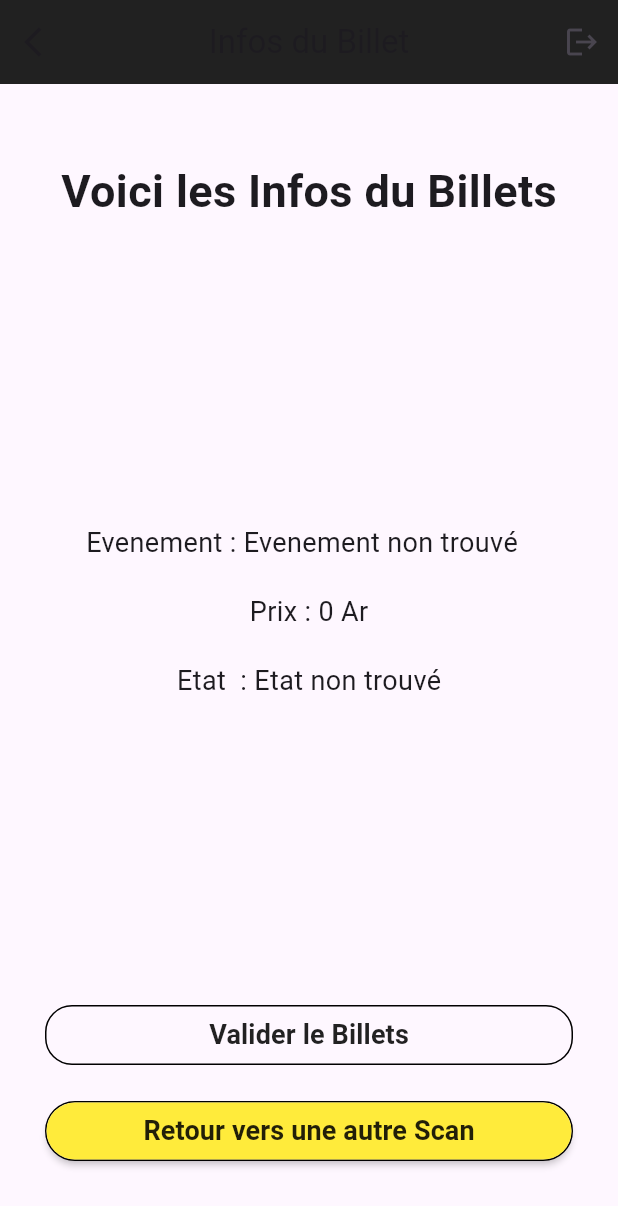
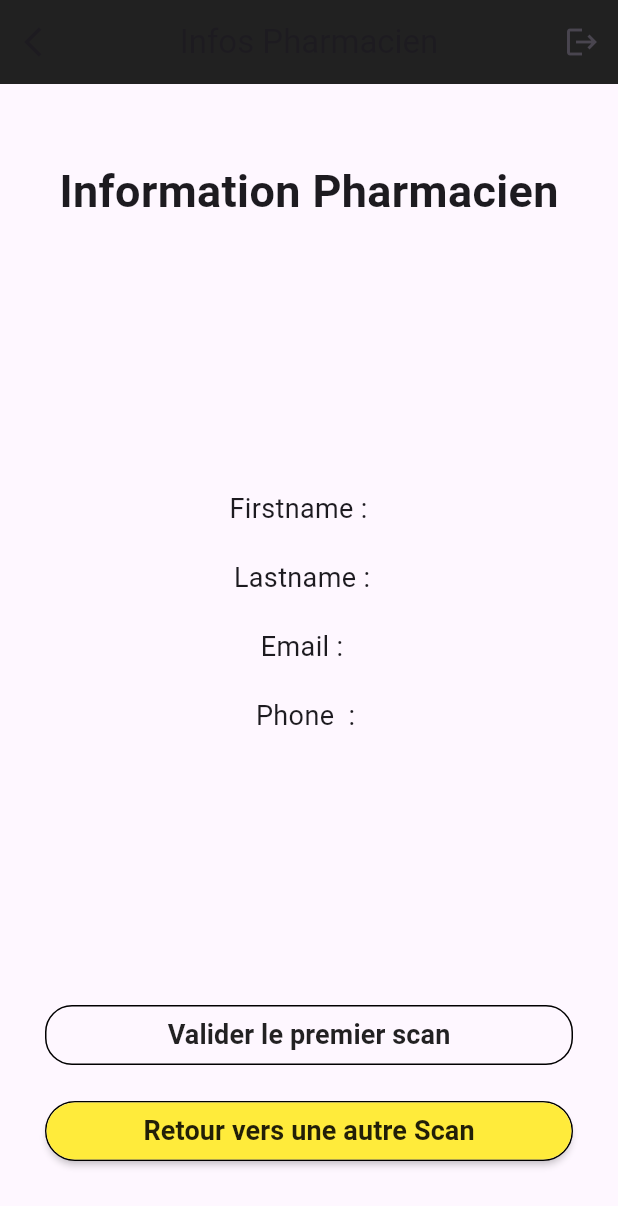
Before and after one commit to Rafanambinantsoa/PresencePharmacie, a Flutter app: the InfosBillet screen opened directly, on a phone screen of 412 x 824 dp. Shown: the top 1206 px of the screen. Run offline on Flutter 3.47's test engine with Material 3 defaults, Android fonts, the light colour scheme and no system bars; our stand-ins replace get, get_storage, shared_preferences; missing offline and left inert: flutter_barcode_scanner; accounts and stored records are empty; network calls fail.

Commit message:
[Maj Info billets]

```diff
--- a/mobile/lib/main.dart
+++ b/mobile/lib/main.dart
@@ -2,6 +2,7 @@ import 'package:flutter/material.dart';
 import 'package:get/route_manager.dart';
 import 'package:mobile/screens/Dashboard.dart';
 import 'package:mobile/screens/loading.dart';
+import 'package:mobile/screens/login_v1.dart';
 
 void main() {
   runApp(App());
@@ -12,7 +13,7 @@ class App extends StatelessWidget {
   Widget build(BuildContext context) {
     return const GetMaterialApp(
       debugShowCheckedModeBanner: false,
-      home: Loading(),
+      home: Login_v1(),
     );
   }
 }
--- /dev/null
+++ b/mobile/lib/models/NotifScan.dart
@@ -0,0 +1,25 @@
+// To parse this JSON data, do
+//
+//     final notifScan = notifScanFromJson(jsonString);
+
+import 'dart:convert';
+
+NotifScan notifScanFromJson(String str) => NotifScan.fromJson(json.decode(str));
+
+String notifScanToJson(NotifScan data) => json.encode(data.toJson());
+
+class NotifScan {
+  String message;
+
+  NotifScan({
+    required this.message,
+  });
+
+  factory NotifScan.fromJson(Map<String, dynamic> json) => NotifScan(
+        message: json["message"],
+      );
+
+  Map<String, dynamic> toJson() => {
+        "message": message,
+      };
+}
--- /dev/null
+++ b/mobile/lib/models/UserScanned.dart
@@ -0,0 +1,66 @@
+// To parse this JSON data, do
+//
+//     final userScanned = userScannedFromJson(jsonString);
+
+import 'dart:convert';
+
+UserScanned userScannedFromJson(String str) =>
+    UserScanned.fromJson(json.decode(str));
+
+String userScannedToJson(UserScanned data) => json.encode(data.toJson());
+
+class UserScanned {
+  int id;
+  String firstname;
+  String lastname;
+  String email;
+  String phone;
+  dynamic emailVerifiedAt;
+  String role;
+  String badgeToken;
+  dynamic passwordResetToken;
+  DateTime createdAt;
+  DateTime updatedAt;
+
+  UserScanned({
+    required this.id,
+    required this.firstname,
+    required this.lastname,
+    required this.email,
+    required this.phone,
+    required this.emailVerifiedAt,
+    required this.role,
+    required this.badgeToken,
+    required this.passwordResetToken,
+    required this.createdAt,
+    required this.updatedAt,
+  });
+
+  factory UserScanned.fromJson(Map<String, dynamic> json) => UserScanned(
+        id: json["id"],
+        firstname: json["firstname"],
+        lastname: json["lastname"],
+        email: json["email"],
+        phone: json["phone"],
+        emailVerifiedAt: json["email_verified_at"],
+        role: json["role"],
+        badgeToken: json["badgeToken"],
+        passwordResetToken: json["password_reset_token"],
+        createdAt: DateTime.parse(json["created_at"]),
+        updatedAt: DateTime.parse(json["updated_at"]),
+      );
+
+  Map<String, dynamic> toJson() => {
+        "id": id,
+        "firstname": firstname,
+        "lastname": lastname,
+        "email": email,
+        "phone": phone,
+        "email_verified_at": emailVerifiedAt,
+        "role": role,
+        "badgeToken": badgeToken,
+        "password_reset_token": passwordResetToken,
+        "created_at": createdAt.toIso8601String(),
+        "updated_at": updatedAt.toIso8601String(),
+      };
+}
--- a/mobile/lib/screens/InfosBillet.dart
+++ b/mobile/lib/screens/InfosBillet.dart
@@ -1,7 +1,9 @@
 import 'dart:convert';
 
 import 'package:flutter/material.dart';
+import 'package:mobile/models/NotifScan.dart';
 import 'package:mobile/models/Ticket.dart';
+import 'package:mobile/models/UserScanned.dart';
 import 'package:mobile/models/api_response.dart';
 import 'package:mobile/models/resultatScan.dart';
 import 'package:mobile/screens/Dashboard.dart';
@@ -20,12 +22,23 @@ class InfosBillet extends StatefulWidget {
 }
 
 class _InfosBilletState extends State<InfosBillet> {
-  String event = "Evenement non trouvé";
+  String event = "Pharmacien non trouvé";
   int etat = 0;
   int prix = 0;
   String text = "Etat non trouvé";
 
-  String maitre = "";
+  String firstname = "";
+  String lastname = "";
+  String email = "";
+  int id = 0;
+  String phone = "";
+
+  String userId = "";
+  String eventId = "";
+
+  String kimChoice = "";
+  String scanText = "Valider le premier scan";
+
   @override
   void initState() {
     super.initState();
@@ -35,19 +48,33 @@ class _InfosBilletState extends State<InfosBillet> {
   void test() async {
     SharedPreferences pref = await SharedPreferences.getInstance();
     setState(() {
-      maitre = pref.getString("billets")!;
+      userId = pref.getString("userId")!;
+      eventId = pref.getString("eventId")!;
+      kimChoice = pref.getString("scanChoice")!;
+      if (kimChoice == "2") {
+        scanText = "Valider le deuxieme scan";
+      }
     });
+
     var response =
-        await BaseClient().get('/ticketInfo/$maitre').catchError((err) {});
-    if (response == null) return;
-    var caster = Ticket.fromJson(jsonDecode(response));
+        await BaseClient().get('/user/info/$userId').catchError((err) {});
+    if (response != "") {
+      var caster = UserScanned.fromJson(jsonDecode(response));
       debugPrint(response);
       setState(() {
-      event = caster.title!;
-      etat = caster.isScanned!;
-      prix = caster.prix!;
-      text = caster.scannedStatus;
+        firstname = caster.firstname!;
+        lastname = caster.lastname!;
+        phone = caster.phone!;
+        email = caster.email!;
+        id = caster.id!;
       });
+    } else {
+      ScaffoldMessenger.of(context).showSnackBar(
+        SnackBar(
+          content: Text("Pharmacien non trouvé"),
+        ),
+      );
+    }
   }
 
   @override
@@ -63,7 +90,7 @@ class _InfosBilletState extends State<InfosBillet> {
             },
             icon: const Icon(Icons.arrow_back_ios),
           ),
-          title: const Text('Infos du Billet'),
+          title: const Text('Infos Pharmacien'),
           centerTitle: true,
           backgroundColor: Colors.grey[900],
           actions: [
@@ -90,7 +117,7 @@ class _InfosBilletState extends State<InfosBillet> {
                   const Column(
                     children: <Widget>[
                       Text(
-                        'Voici les Infos du Billets',
+                        'Information Pharmacien',
                         style: TextStyle(
                             fontWeight: FontWeight.bold, fontSize: 30),
                       ),
@@ -100,17 +127,22 @@ class _InfosBilletState extends State<InfosBillet> {
                   Column(
                     children: <Widget>[
                       Text(
-                        "Evenement : $event  ",
+                        "Firstname : $firstname  ",
                         style: const TextStyle(fontSize: 18),
                       ),
                       const SizedBox(height: 20),
                       Text(
-                        'Prix : $prix Ar',
+                        'Lastname : $lastname ',
                         style: const TextStyle(fontSize: 18),
                       ),
                       const SizedBox(height: 20),
                       Text(
-                        'Etat  : $text',
+                        'Email : $email ',
+                        style: const TextStyle(fontSize: 18),
+                      ),
+                      const SizedBox(height: 20),
+                      Text(
+                        'Phone  : $phone',
                         style: const TextStyle(fontSize: 18),
                       ),
                     ],
@@ -123,25 +155,46 @@ class _InfosBilletState extends State<InfosBillet> {
                         onPressed: () async {
                           SharedPreferences pref =
                               await SharedPreferences.getInstance();
-                          var idbillet = pref.getString("billets");
-                          var userid = pref.getInt("userId");
-                          var user = {
-                            "idOrgan": userid,
-                          };
+                          // var scanId = pref.getString("scanChoice");
+                          var scanChoice = pref.getString("scanChoice");
+                          var eventId = pref.getString("eventId");
 
+                          if (scanChoice == "1") {
                             var response = await BaseClient()
-                              .updatebillet('/scanMe/$idbillet', user)
-                              .catchError((err) {});
+                                .updateFirstPresence(
+                                    '/event/$eventId/firstScan/$id')
+                                .catchError((err) {
+                              print(err);
+                            });
                             if (response == null) return;
-                          var explose = Scan.fromJson(jsonDecode(response));
-                          String? top = explose.message;
+                            var caster =
+                                NotifScan.fromJson(jsonDecode(response));
+                            String? top = caster.message;
                             ScaffoldMessenger.of(context).showSnackBar(
                               SnackBar(
-                              content: Text(top!),
+                                content: Text(top),
                               ),
                             );
                             test();
-                          // debugPrint(explose.message);
+                          } else {
+                            var response = await BaseClient()
+                                .updateSecondPresence(
+                                    '/event/$eventId/secondScan/$id')
+                                .catchError((err) {
+                              print(err);
+                            });
+                            print(response);
+                            if (response == null) return;
+                            var caster =
+                                NotifScan.fromJson(jsonDecode(response));
+                            String? top = caster.message;
+                            ScaffoldMessenger.of(context).showSnackBar(
+                              SnackBar(
+                                content: Text(top),
+                              ),
+                            );
+                            test();
+                          }
                         },
                         shape: RoundedRectangleBorder(
                           side: const BorderSide(
@@ -149,8 +202,8 @@ class _InfosBilletState extends State<InfosBillet> {
                           ),
                           borderRadius: BorderRadius.circular(18),
                         ),
-                        child: const Text(
-                          'Valider le Billets',
+                        child: Text(
+                          "$scanText",
                           style: TextStyle(
                               fontWeight: FontWeight.w600, fontSize: 18),
                         ),
@@ -170,8 +223,12 @@ class _InfosBilletState extends State<InfosBillet> {
                           minWidth: double.infinity,
                           height: 40,
                           color: const Color.fromRGBO(255, 235, 59, 1),
-                          onPressed: () async {
-                            await GestionScanner(context).scanqrCode();
+                          onPressed: () => {
+                            //redirect to back to DashBoard
+                            Navigator.of(context).pushAndRemoveUntil(
+                                MaterialPageRoute(
+                                    builder: (context) => const Dashboard()),
+                                (route) => false)
                           },
                           shape: RoundedRectangleBorder(
                             borderRadius: BorderRadius.circular(50),
--- a/mobile/lib/screens/welcome.dart
+++ b/mobile/lib/screens/welcome.dart
@@ -77,7 +77,7 @@ class _WelcomeState extends State<Welcome> {
                     height: 40,
                     onPressed: () {
                       Navigator.push(context,
-                          MaterialPageRoute(builder: (context) => qrScanner()));
+                          MaterialPageRoute(builder: (context) => Login_v1()));
                     },
                     shape: RoundedRectangleBorder(
                       side: BorderSide(
--- a/mobile/lib/services/user_service.dart
+++ b/mobile/lib/services/user_service.dart
@@ -1,5 +1,4 @@
 import 'dart:convert';
-import 'dart:ffi';
 
 import 'package:mobile/constant.dart';
 import 'package:mobile/models/api_response.dart';
```
Also changed, not shown: mobile/lib/models/Event.dart (+24 -26 lines), mobile/lib/screens/Dashboard.dart (+9 -8 lines), mobile/lib/screens/EventList.dart (+31 -10 lines), mobile/lib/screens/qrScanner.dart (+13 -2 lines), mobile/lib/services/EventController.dart (+5 -4 lines), mobile/lib/services/ticket_service.dart (+35 -4 lines), 3 other files. Lines whose indentation alone changed are shown as unchanged.
